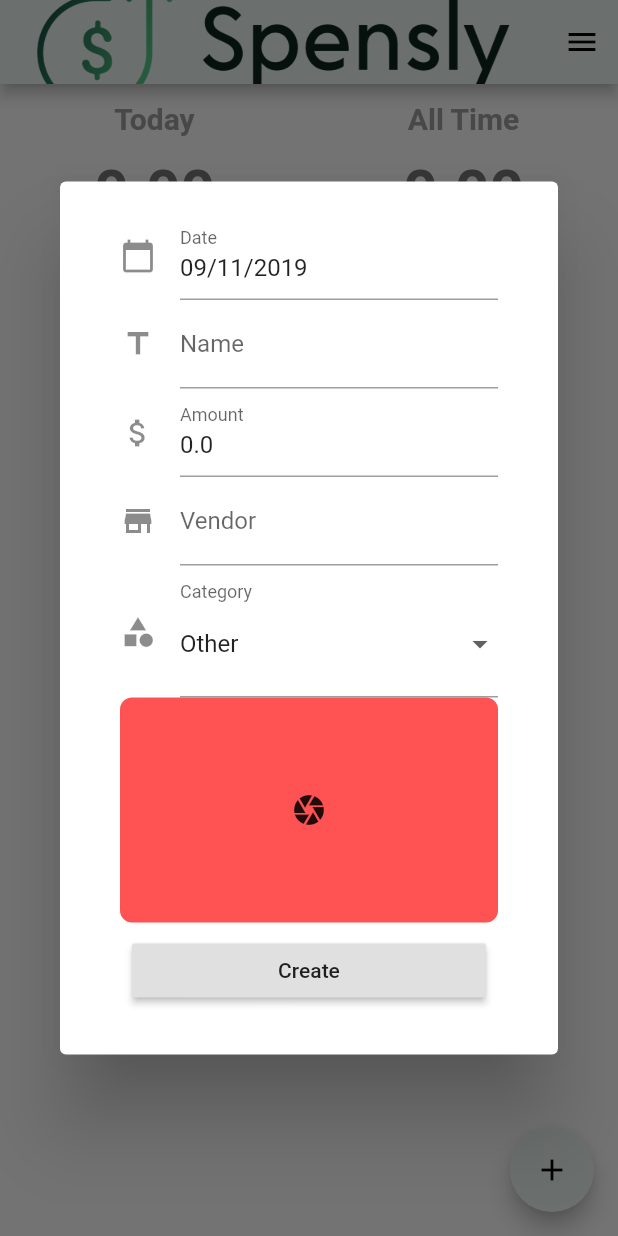
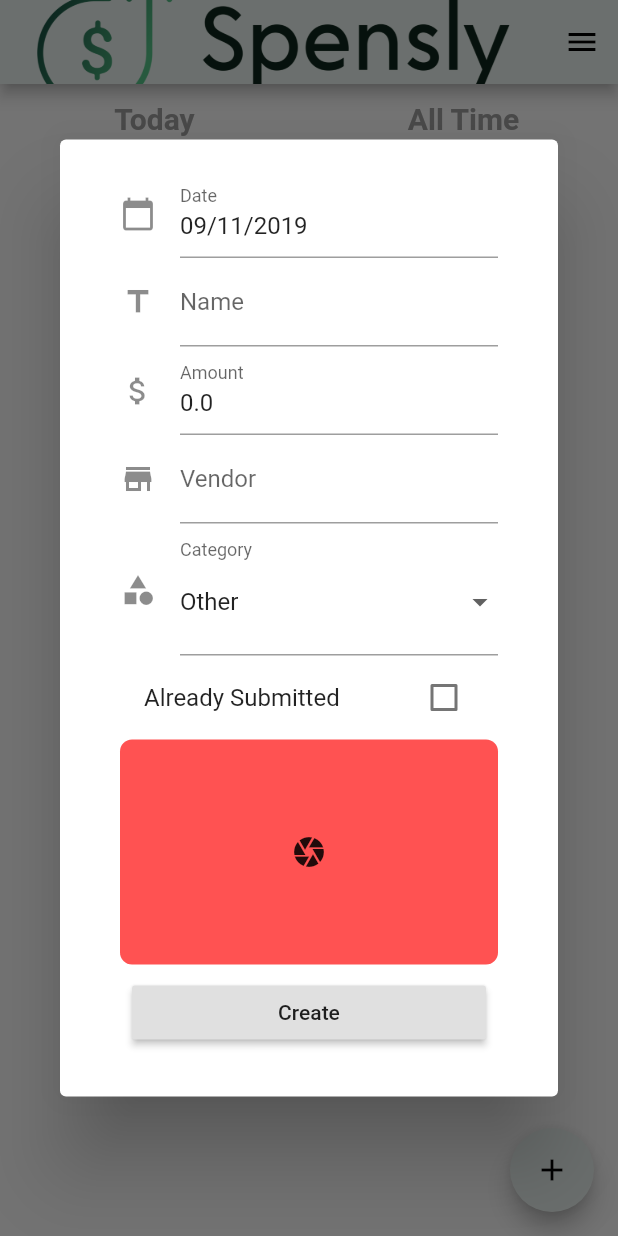
Before and after one commit to willingham/spensly, a Flutter app: the screen it shows after launch, after a tap on the "add" icon, on a phone screen of 412 x 824 dp. Run offline on Flutter 3.47's test engine with Material 2 defaults, Android fonts, the phone set to English and light mode, and no system bars; drawn by our look-alikes of datetime_picker_formfield; our stand-ins replace camera, sqflite; accounts and stored records are empty.

Commit message:
feat(form): add submitted checkbox

```diff
--- a/lib/expense_form.dart
+++ b/lib/expense_form.dart
@@ -205,6 +205,16 @@ class _ExpenseDialogState extends State<ExpenseDialog> {
                 }
               ),
 
+              // submitted / filed
+              CheckboxListTile(
+                title: Text('Already Submitted'),
+                value: expense.filed,
+                onChanged: (val) {
+                  setState(() =>
+                      expense.filed = val);
+                }
+              ),
+
               // photo area
               GestureDetector(
                 onTap: () => takePhoto(),
```
